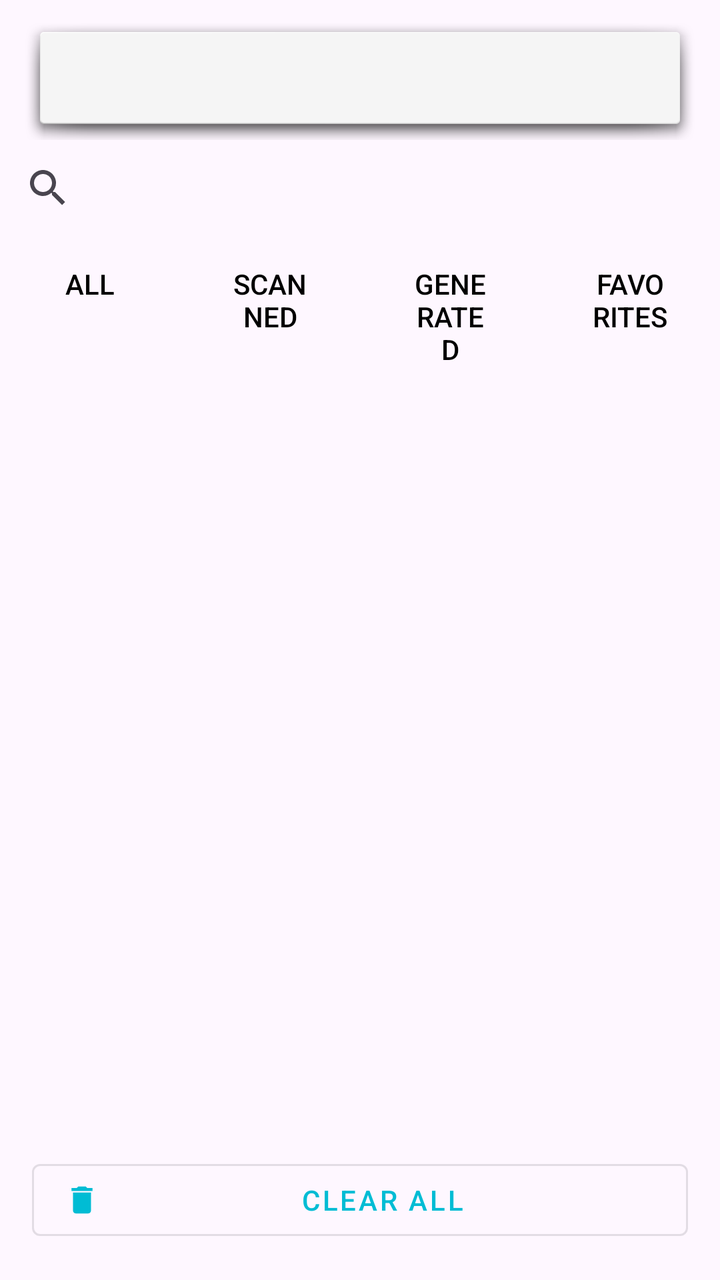
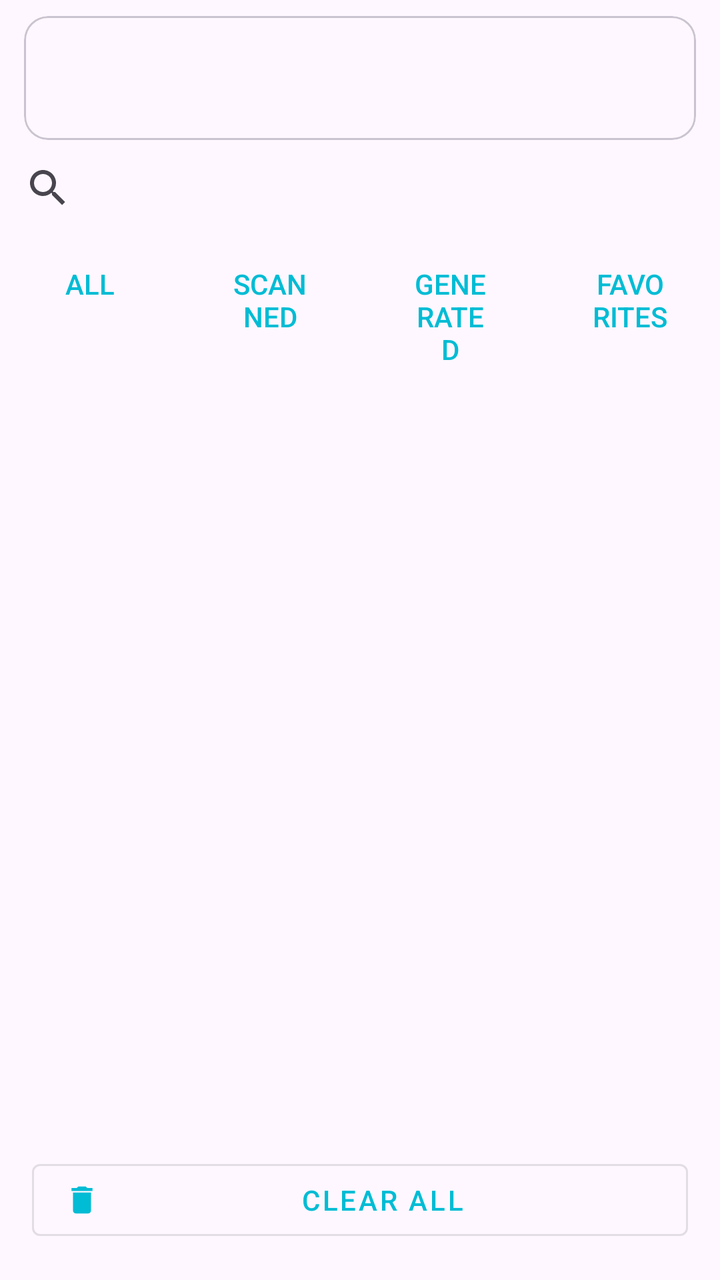

Compare the two renders of this Android layout. The source of the first and the diff that turns it into the second are given below.
<!-- AndroidManifest.xml: application theme Theme.QRCodeSimple -->
<!-- res/layout/fragment_history_list.xml -->
<?xml version="1.0" encoding="utf-8"?>
<LinearLayout xmlns:android="http://schemas.android.com/apk/res/android"
    xmlns:app="http://schemas.android.com/apk/res-auto"
    android:layout_width="match_parent"
    android:layout_height="match_parent"
    android:orientation="vertical">

    
    <LinearLayout
        android:id="@+id/statsCard"
        android:layout_width="match_parent"
        android:layout_height="wrap_content"
        android:orientation="vertical"
        android:padding="12dp"
        android:layout_marginStart="12dp"
        android:layout_marginEnd="12dp"
        android:layout_marginTop="8dp"
        android:background="@android:drawable/dialog_holo_light_frame">

        <TextView
            android:id="@+id/tvStats7d"
            android:layout_width="wrap_content"
            android:layout_height="wrap_content"
            android:textSize="14sp" />

        <TextView
            android:id="@+id/tvStats30d"
            android:layout_width="wrap_content"
            android:layout_height="wrap_content"
            android:textSize="14sp" />

    </LinearLayout>

    
    <androidx.appcompat.widget.SearchView
        android:id="@+id/searchView"
        android:layout_width="match_parent"
        android:layout_height="wrap_content"
        android:queryHint="Search history..." />

    
    <LinearLayout
        android:id="@+id/filterTabLayout"
        android:layout_width="match_parent"
        android:layout_height="wrap_content"
        android:orientation="horizontal">

        <Button
            android:id="@+id/btnFilterAll"
            android:layout_width="0dp"
            android:layout_height="wrap_content"
            android:layout_weight="1"
            android:text="@string/all"
            style="?android:attr/borderlessButtonStyle" />

        <Button
            android:id="@+id/btnFilterScanned"
            android:layout_width="0dp"
            android:layout_height="wrap_content"
            android:layout_weight="1"
            android:text="@string/scanned"
            style="?android:attr/borderlessButtonStyle" />

        <Button
            android:id="@+id/btnFilterGenerated"
            android:layout_width="0dp"
            android:layout_height="wrap_content"
            android:layout_weight="1"
            android:text="@string/generated"
            style="?android:attr/borderlessButtonStyle" />

        <Button
            android:id="@+id/btnFilterFavorite"
            android:layout_width="0dp"
            android:layout_height="wrap_content"
            android:layout_weight="1"
            android:text="@string/chip_favorites"
            style="?android:attr/borderlessButtonStyle" />

    </LinearLayout>

    
    <HorizontalScrollView
        android:layout_width="match_parent"
        android:layout_height="wrap_content"
        android:scrollbars="none">

        <com.google.android.material.chip.ChipGroup
            android:id="@+id/chipGroupTags"
            android:layout_width="wrap_content"
            android:layout_height="wrap_content"
            android:paddingStart="8dp"
            android:paddingEnd="8dp"
            android:paddingTop="4dp"
            android:paddingBottom="4dp"
            app:singleSelection="true" />
    </HorizontalScrollView>

    
    <androidx.recyclerview.widget.RecyclerView
        android:id="@+id/recyclerView"
        android:layout_width="match_parent"
        android:layout_height="0dp"
        android:layout_weight="1" />

    
    <TextView
        android:id="@+id/tvEmpty"
        android:layout_width="match_parent"
        android:layout_height="match_parent"
        android:gravity="center"
        android:text="@string/no_history"
        android:textSize="16sp"
        android:visibility="gone" />

    
    <com.google.android.material.button.MaterialButton
        android:id="@+id/btnClearAll"
        android:layout_width="match_parent"
        android:layout_height="wrap_content"
        android:layout_margin="16dp"
        android:text="@string/clear_all"
        style="@style/Widget.MaterialComponents.Button.OutlinedButton"
        app:icon="@drawable/ic_delete" />

</LinearLayout>
<!-- resources referenced by this layout -->
<resources>
  <!-- drawable ic_delete (drawable) -->
  <vector xmlns:android="http://schemas.android.com/apk/res/android"
      android:width="24dp"
      android:height="24dp"
      android:viewportWidth="24"
      android:viewportHeight="24"
      android:tint="?attr/colorControlNormal">
      <path
          android:fillColor="@android:color/white"
          android:pathData="M6,19c0,1.1 0.9,2 2,2h8c1.1,0 2,-0.9 2,-2V7H6v12zM19,4h-3.5l-1,-1h-5l-1,1H5v2h14V4z" />
  </vector>
  <string name="all">All</string>
  <string name="chip_favorites">Favorites</string>
  <string name="clear_all">Clear All</string>
  <string name="generated">Generated</string>
  <string name="no_history">No history yet</string>
  <string name="scanned">Scanned</string>
  <style name="Theme.QRCodeSimple" parent="Theme.Material3.DayNight.NoActionBar">
          <item name="colorPrimary">@color/cyan_500</item>
          <item name="colorPrimaryVariant">@color/cyan_700</item>
          <item name="colorOnPrimary">@color/black</item>
          <item name="colorSecondary">@color/teal_200</item>
          <item name="colorSecondaryVariant">@color/teal_700</item>
          <item name="colorOnSecondary">@color/black</item>
          <item name="android:statusBarColor">?attr/colorPrimaryVariant</item>
      </style>
  <color name="cyan_500">#FF00BCD4</color>
  <color name="cyan_700">#FF0097A7</color>
  <color name="black">#FF000000</color>
  <color name="teal_200">#FF03DAC5</color>
  <color name="teal_700">#FF018786</color>
</resources>

<!-- the commit's change to res/layout/fragment_history_list.xml (unified diff, before → after) -->
@@ -6,30 +6,39 @@
     android:orientation="vertical">
 
     
-    <LinearLayout
+    <com.google.android.material.card.MaterialCardView
         android:id="@+id/statsCard"
         android:layout_width="match_parent"
         android:layout_height="wrap_content"
-        android:orientation="vertical"
-        android:padding="12dp"
         android:layout_marginStart="12dp"
         android:layout_marginEnd="12dp"
         android:layout_marginTop="8dp"
-        android:background="@android:drawable/dialog_holo_light_frame">
+        app:cardElevation="0dp"
+        app:strokeWidth="1dp">
 
-        <TextView
-            android:id="@+id/tvStats7d"
-            android:layout_width="wrap_content"
+        <LinearLayout
+            android:layout_width="match_parent"
             android:layout_height="wrap_content"
-            android:textSize="14sp" />
+            android:orientation="vertical"
+            android:padding="12dp">
 
-        <TextView
-            android:id="@+id/tvStats30d"
-            android:layout_width="wrap_content"
-            android:layout_height="wrap_content"
-            android:textSize="14sp" />
+            <TextView
+                android:id="@+id/tvStats7d"
+                android:layout_width="wrap_content"
+                android:layout_height="wrap_content"
+                android:textSize="14sp"
+                android:textColor="?android:attr/textColorPrimary" />
 
-    </LinearLayout>
+            <TextView
+                android:id="@+id/tvStats30d"
+                android:layout_width="wrap_content"
+                android:layout_height="wrap_content"
+                android:textSize="14sp"
+                android:textColor="?android:attr/textColorPrimary" />
+
+        </LinearLayout>
+
+    </com.google.android.material.card.MaterialCardView>
 
     
     <androidx.appcompat.widget.SearchView
@@ -50,6 +59,7 @@
             android:layout_width="0dp"
             android:layout_height="wrap_content"
             android:layout_weight="1"
+            android:textColor="?attr/colorPrimary"
             android:text="@string/all"
             style="?android:attr/borderlessButtonStyle" />
 
@@ -58,6 +68,7 @@
             android:layout_width="0dp"
             android:layout_height="wrap_content"
             android:layout_weight="1"
+            android:textColor="?attr/colorPrimary"
             android:text="@string/scanned"
             style="?android:attr/borderlessButtonStyle" />
 
@@ -66,6 +77,7 @@
             android:layout_width="0dp"
             android:layout_height="wrap_content"
             android:layout_weight="1"
+            android:textColor="?attr/colorPrimary"
             android:text="@string/generated"
             style="?android:attr/borderlessButtonStyle" />
 
@@ -74,6 +86,7 @@
             android:layout_width="0dp"
             android:layout_height="wrap_content"
             android:layout_weight="1"
+            android:textColor="?attr/colorPrimary"
             android:text="@string/chip_favorites"
             style="?android:attr/borderlessButtonStyle" />
 
